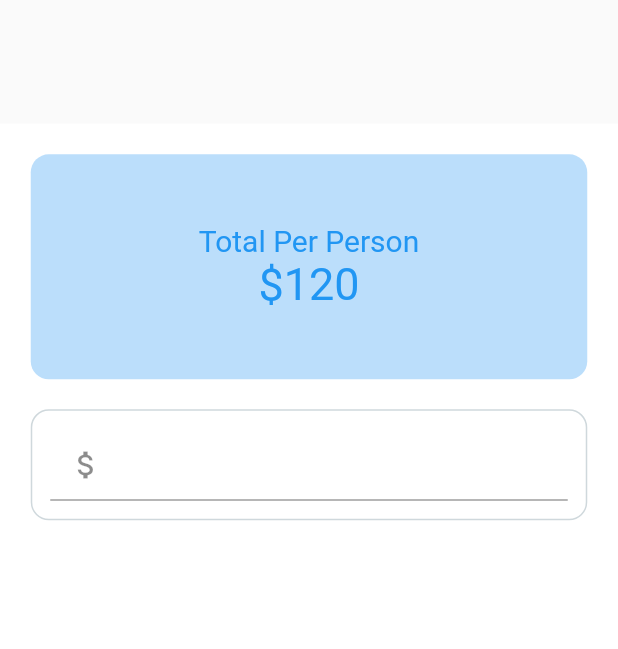
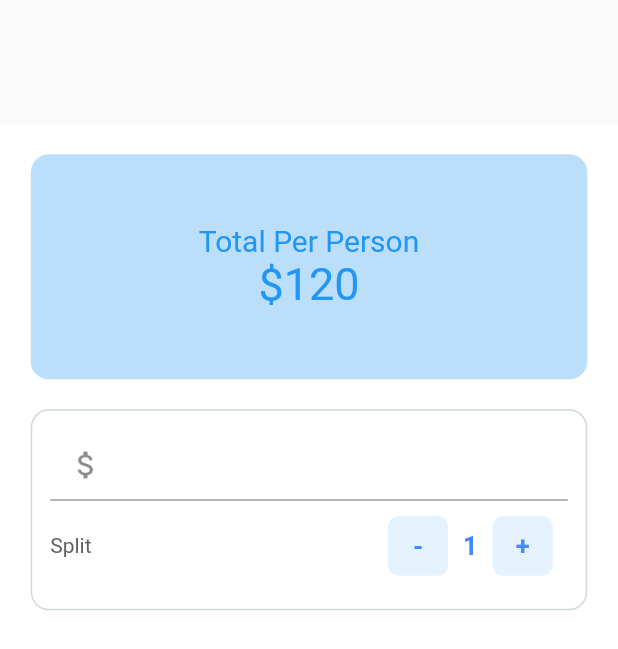
Before and after one commit to maxgdev/tip_calculator, a Flutter app: the screen it shows after launch, on a phone screen of 412 x 824 dp. Shown: the top 649 px of the screen. Run offline on Flutter 3.47's test engine with Material 2 defaults, Android fonts, the phone set to English and light mode, and no system bars.

Commit message:
Added UI code for bill split

```diff
--- a/lib/home.dart
+++ b/lib/home.dart
@@ -66,7 +66,79 @@ class _BillSplitterState extends State<BillSplitter> {
                         _billAmount = 0.0;
                       }
                     },
-                  )
+                  ),
+                  Row(
+                    mainAxisAlignment: MainAxisAlignment.spaceBetween,
+                    children: [
+                      Text(
+                        "Split",
+                        style: TextStyle(color: Colors.grey.shade700),
+                      ),
+                      Row(
+                        children: [
+                          InkWell(
+                            onTap: () {
+                              setState(() {
+                                if (_personCounter > 1) {
+                                  _personCounter--;
+                                } else {
+                                  // do nothing
+                                }
+                              });
+                            },
+                            child: Container(
+                              width: 40,
+                              height: 40,
+                              margin: EdgeInsets.all(10),
+                              decoration: BoxDecoration(
+                                borderRadius: BorderRadius.circular(7.0),
+                                color: Colors.blue[50],
+                              ),
+                              child: Center(
+                                child: Text(
+                                  "-",
+                                  style: TextStyle(
+                                      color: Colors.blueAccent,
+                                      fontWeight: FontWeight.bold,
+                                      fontSize: 17.0),
+                                ),
+                              ),
+                            ),
+                          ),
+                          Text("$_personCounter",
+                              style: TextStyle(
+                                  color: Colors.blueAccent,
+                                  fontSize: 17.0,
+                                  fontWeight: FontWeight.bold)),
+                          InkWell(
+                            onTap: () {
+                              setState(() {
+                               _personCounter++;
+                              });
+                            },
+                            child: Container(
+                              width: 40,
+                              height: 40,
+                              margin: EdgeInsets.all(10),
+                              decoration: BoxDecoration(
+                                borderRadius: BorderRadius.circular(7.0),
+                                color: Colors.blue[50],
+                              ),
+                              child: Center(
+                                child: Text(
+                                  "+",
+                                  style: TextStyle(
+                                      color: Colors.blueAccent,
+                                      fontWeight: FontWeight.bold,
+                                      fontSize: 17.0),
+                                ),
+                              ),
+                            ),
+                          ),
+                        ],
+                      )
+                    ],
+                  ),
                 ],
               ),
             ),
```
